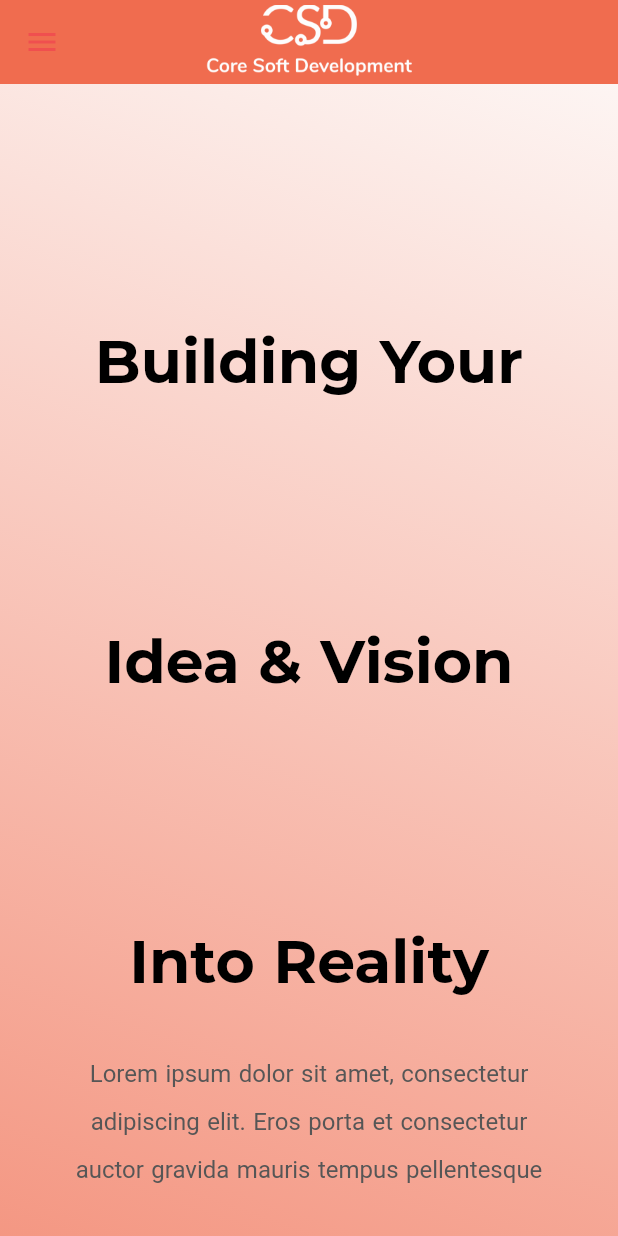
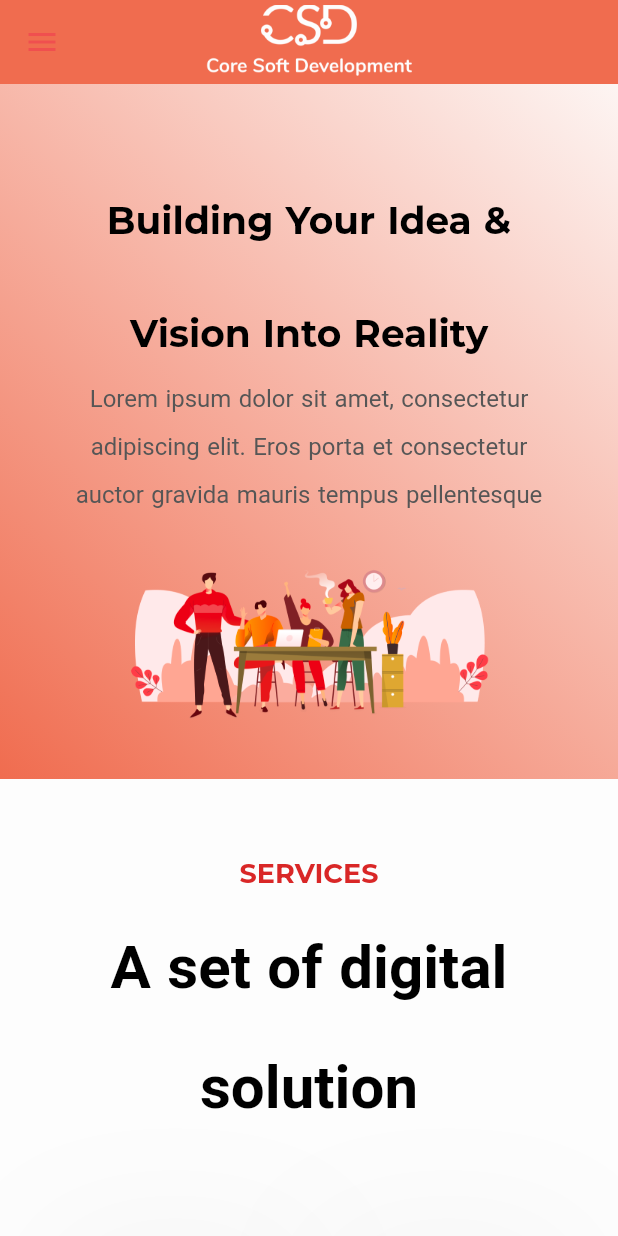
Before and after one commit to Core-Soft-Development/core_website, a Flutter app: the screen it shows after launch, on a phone screen of 412 x 824 dp. Run offline on Flutter 3.47's test engine with Material 2 defaults, Android fonts, the phone set to English and light mode, and no system bars; our stand-ins replace font_awesome_flutter, google_maps_flutter; project files that could hold a hidden picture were left out.

Commit message:
[Welcome] responsive

```diff
--- a/lib/screens/contact.dart
+++ b/lib/screens/contact.dart
@@ -3,6 +3,7 @@ import 'package:core_website/config/themes/colors_theme.dart';
 import 'package:core_website/models/center_title_section.dart';
 import 'package:core_website/models/form_send.dart';
 import 'package:core_website/screens/welcome.dart';
+import 'package:core_website/utils/ui/responsive.dart';
 import 'package:core_website/widgets/button.dart';
 import 'package:flutter/material.dart';
 import 'package:google_maps_flutter/google_maps_flutter.dart';
@@ -111,7 +112,10 @@ class _ContactState extends State<Contact> {
                       FormSend(),
                       Container(
                         padding: const EdgeInsets.only(top: 45, left: 7),
-                        child: buttonSend(context, "Send", () => const Welcome()))
+                        child: buttonSend(context, "Send", () => Responsive(
+                  desktop: Welcome(height: FrameSize.screenHeight / 2),
+                  tablet: Welcome(height: FrameSize.screenHeight / 4, heightText: 3,),
+                  mobile: Welcome(height: FrameSize.screenHeight / 2, heightText: 2, heightText2: 1,))))
                     ]),
               ),
             ],
--- a/lib/screens/home_page.dart
+++ b/lib/screens/home_page.dart
@@ -66,7 +66,6 @@ class _HomePageState extends State<HomePage> {
             ];
           },
           body: SingleChildScrollView(
-            //controller: _scrollController,
             physics: const ClampingScrollPhysics(),
             child: ConstrainedBox(
               constraints: const BoxConstraints(
@@ -75,16 +74,19 @@ class _HomePageState extends State<HomePage> {
               ),
               child: ListView(
                 shrinkWrap: true,
-                children: const [
-                Welcome(),
-                Services(),
-                AboutUs(),
-                Client(),
-                Portfolio(),
+                children: [
+                Responsive(
+                  desktop: Welcome(height: FrameSize.screenHeight / 2),
+                  tablet: Welcome(height: FrameSize.screenHeight / 4, heightText: 4, size: 30,),
+                  mobile: Welcome(height: FrameSize.screenHeight / 6, heightText: 3, size: 25, heightText2: 2,)),
+                const Services(),
+                const AboutUs(),
+                const Client(),
+                const Portfolio(),
                 //Blog(),
-                Contact(),
-                Footer(),
-                Copyright(),
+                const Contact(),
+                const Footer(),
+                const Copyright(),
               ]),
             ),
           ),
--- a/lib/screens/welcome.dart
+++ b/lib/screens/welcome.dart
@@ -5,7 +5,12 @@ import 'package:core_website/config/themes/fond_decoration.dart';
 import 'package:flutter/material.dart';
 
 class Welcome extends StatefulWidget {
-  const Welcome({Key? key}) : super(key: key);
+  const Welcome({Key? key, this.heightText = 5, this.heightText2 = 2, required this.height, this.size = 40}) : super(key: key);
+
+  final double heightText;
+  final double heightText2;
+  final double height;
+  final double size;
 
   @override
   State<Welcome> createState() => _WelcomeState();
@@ -28,15 +33,15 @@ class _WelcomeState extends State<Welcome> {
             children: [
               RichText(
                 textAlign: TextAlign.center,
-                text: const TextSpan(
+                text: TextSpan(
                     text: "Building Your Idea & Vision Into Reality \n",
                     style: TextStyle(
-                        fontSize: 40,
+                        fontSize: widget.size,
                         fontWeight: FontWeight.w600,
                         fontFamily: "Montserrat",
                         color: ColorsTheme.text,
                         wordSpacing: 1,
-                        height: 5),
+                        height: widget.heightText),
                     children: [
                       TextSpan(
                           text:
@@ -46,13 +51,13 @@ class _WelcomeState extends State<Welcome> {
                               fontSize: 16,
                               color: ColorsTheme.subText,
                               wordSpacing: 1,
-                              height: 2))
+                              height: widget.heightText2))
                     ]),
               ),
             ],
           ),
           SizedBox(
-                  height: FrameSize.screenHeight/ 2,
+                  height: widget.height,
                   width: FrameSize.screenWidth, // takes up the full width
                   child: Image.asset('assets/images/background.png'))
         ],
```
